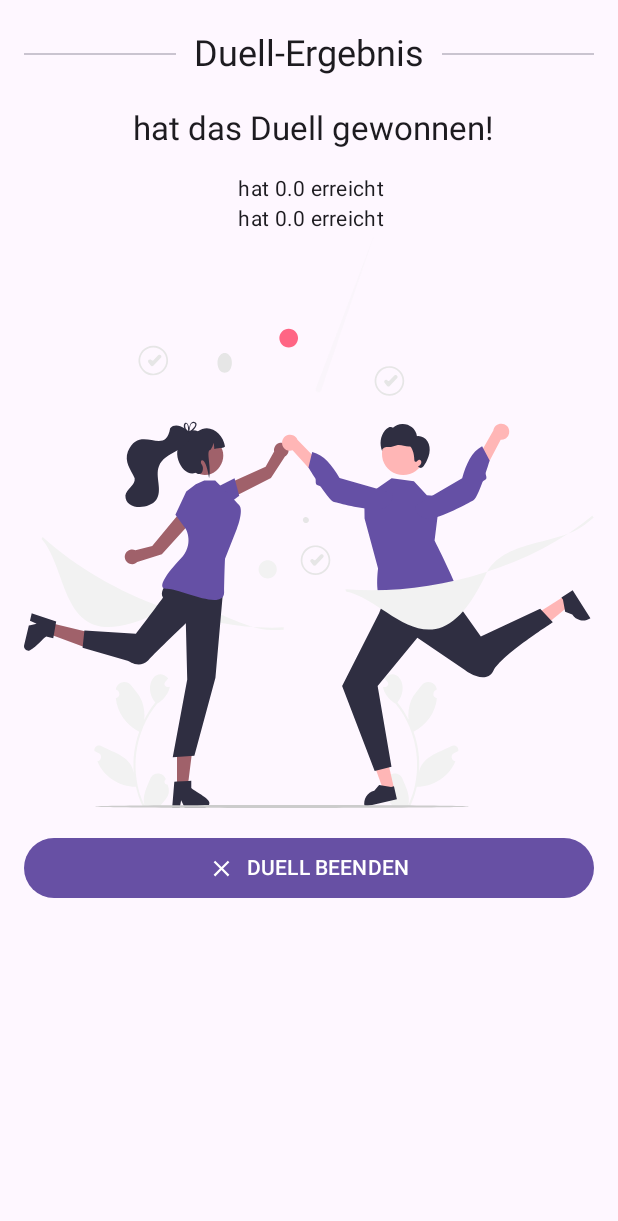
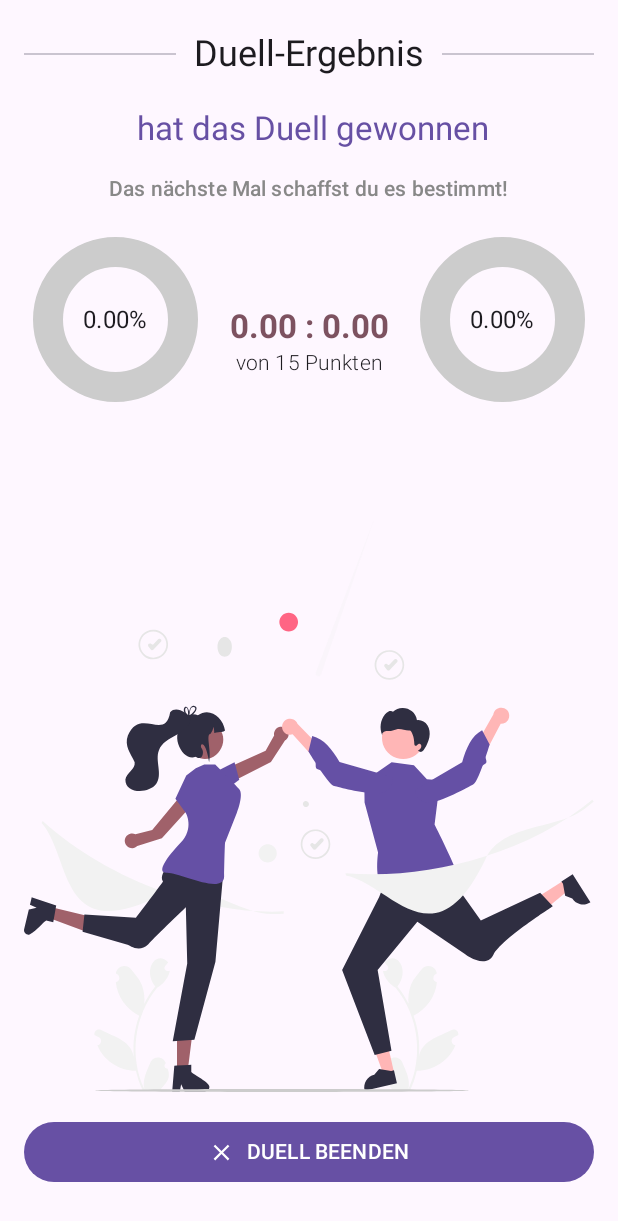
Before and after one commit to ann-russo/PhysioQuest, an Android app built with Jetpack Compose: the composable DuelResultsScreen called with empty values, on a phone screen of 412 x 824 dp. Shown: the top 1221 px of the screen. Run offline under Robolectric (Android 15) with nearby library versions, the phone set to English and light mode, and no system bars; our stand-ins replace Dagger/Hilt's generated code, Firebase (no records; nobody signed in at launch, a user with empty details on screens opened directly); 1 statement that could not run was skipped.

Commit message:
UI changes for Results Screen of Lernmodus and Duellmodus

```diff
--- /dev/null
+++ b/app/src/main/java/com/example/physioquest/common/composable/AnimatedMedalBadge.kt
@@ -0,0 +1,68 @@
+package com.example.physioquest.common.composable
+
+import androidx.compose.animation.core.animateFloatAsState
+import androidx.compose.foundation.Canvas
+import androidx.compose.foundation.layout.Box
+import androidx.compose.foundation.layout.size
+import androidx.compose.material3.MaterialTheme
+import androidx.compose.material3.Text
+import androidx.compose.runtime.Composable
+import androidx.compose.runtime.getValue
+import androidx.compose.ui.Alignment
+import androidx.compose.ui.Modifier
+import androidx.compose.ui.graphics.Brush
+import androidx.compose.ui.graphics.Color
+import androidx.compose.ui.graphics.drawscope.Stroke
+import androidx.compose.ui.text.font.FontWeight
+import androidx.compose.ui.unit.Dp
+import androidx.compose.ui.unit.dp
+
+@Composable
+fun MedalBadge(angle: Float, badgeRadius: Dp) {
+    val sweepAngle by animateFloatAsState(targetValue = angle * 3.6f)
+    Box(
+        modifier = Modifier.size(badgeRadius),
+        contentAlignment = Alignment.Center
+    ) {
+        Canvas(modifier = Modifier.size(160.dp)) {
+            val radius = size.minDimension / 2
+            val strokeWidth = 30f
+            val startColor = Color(0xFF9CD67D)
+            val endColor = Color(0xFF58A28F)
+
+            drawCircle(
+                color = Color.LightGray,
+                radius = radius,
+                style = Stroke(strokeWidth)
+            )
+
+            drawArc(
+                brush = Brush.verticalGradient(listOf(startColor, endColor)),
+                startAngle = -90f,
+                sweepAngle = sweepAngle,
+                useCenter = false,
+                style = Stroke(strokeWidth)
+            )
+        }
+
+        val percentage = String.format("%.2f", angle)
+        Text(
+            text = "${percentage}%",
+            style = when {
+                badgeRadius >= 200.dp -> {
+                    MaterialTheme.typography.headlineLarge
+                }
+                badgeRadius > 100.dp -> {
+                    MaterialTheme.typography.headlineMedium
+                }
+                badgeRadius <= 100.dp -> {
+                    MaterialTheme.typography.titleMedium
+                }
+                else -> {
+                    MaterialTheme.typography.headlineSmall
+                }
+            },
+            fontWeight = FontWeight.W400,
+        )
+    }
+}
--- a/app/src/main/java/com/example/physioquest/screens/quiz/duelresult/DuelResultsScreen.kt
+++ b/app/src/main/java/com/example/physioquest/screens/quiz/duelresult/DuelResultsScreen.kt
@@ -1,11 +1,16 @@
 package com.example.physioquest.screens.quiz.duelresult
 
+import androidx.compose.animation.core.Animatable
+import androidx.compose.animation.core.Spring
+import androidx.compose.animation.core.spring
 import androidx.compose.foundation.Image
+import androidx.compose.foundation.layout.Arrangement
 import androidx.compose.foundation.layout.Column
 import androidx.compose.foundation.layout.Row
 import androidx.compose.foundation.layout.Spacer
 import androidx.compose.foundation.layout.fillMaxSize
 import androidx.compose.foundation.layout.fillMaxWidth
+import androidx.compose.foundation.layout.height
 import androidx.compose.foundation.layout.padding
 import androidx.compose.foundation.layout.size
 import androidx.compose.foundation.layout.wrapContentWidth
@@ -20,8 +25,12 @@ import androidx.compose.material3.Icon
 import androidx.compose.material3.MaterialTheme
 import androidx.compose.material3.Text
 import androidx.compose.runtime.Composable
+import androidx.compose.runtime.LaunchedEffect
+import androidx.compose.runtime.remember
 import androidx.compose.ui.Alignment
 import androidx.compose.ui.Modifier
+import androidx.compose.ui.graphics.Color
+import androidx.compose.ui.platform.LocalContext
 import androidx.compose.ui.res.painterResource
 import androidx.compose.ui.res.stringResource
 import androidx.compose.ui.text.font.FontWeight
@@ -29,6 +38,7 @@ import androidx.compose.ui.unit.dp
 import androidx.hilt.navigation.compose.hiltViewModel
 import com.example.physioquest.HOME_SCREEN
 import com.example.physioquest.R
+import com.example.physioquest.common.composable.MedalBadge
 import com.example.physioquest.ui.theme.md_theme_light_onSurfaceVariant
 
 @Composable
@@ -38,6 +48,34 @@ fun DuelResultsScreen(
     viewModel: DuelResultsViewModel = hiltViewModel()
 ) {
     viewModel.findDuelById(duelId)
+    val initUserPoints = String.format("%.2f", viewModel.initUserResult.scorePoints)
+    val initUserPercent = String.format("%.2f", viewModel.initUserResult.scorePercent)
+    val initUserProgress = initUserPercent.toFloat()
+    val initUserAngle = remember { Animatable(0f) }
+
+    val opponentUserPoints = String.format("%.2f", viewModel.opponentUserResult.scorePoints)
+    val opponentUserPercent = String.format("%.2f", viewModel.opponentUserResult.scorePercent)
+    val opponentUserProgress = opponentUserPercent.toFloat()
+    val opponentUserAngle = remember { Animatable(0f) }
+
+    LaunchedEffect(initUserProgress) {
+        initUserAngle.animateTo(
+            targetValue = initUserProgress,
+            animationSpec = spring(
+                dampingRatio = Spring.DampingRatioNoBouncy,
+                stiffness = Spring.StiffnessVeryLow
+            )
+        )
+    }
+    LaunchedEffect(opponentUserProgress) {
+        opponentUserAngle.animateTo(
+            targetValue = opponentUserProgress,
+            animationSpec = spring(
+                dampingRatio = Spring.DampingRatioNoBouncy,
+                stiffness = Spring.StiffnessVeryLow
+            )
+        )
+    }
 
     Column(
         modifier = Modifier
@@ -60,31 +98,86 @@ fun DuelResultsScreen(
             Divider(modifier = Modifier.weight(1f))
         }
 
+        val context = LocalContext.current
         Text(
-            text = "${viewModel.duel.winnerUser.username} hat das Duell gewonnen!",
+            text = if (viewModel.isCurrentUserWinner()) {
+                context.getString(R.string.duel_result_current_won)
+            } else {
+                context.getString(R.string.duel_result_current_lost, viewModel.duel.winnerUser.username)
+            },
             style = MaterialTheme.typography.titleLarge,
+            color = MaterialTheme.colorScheme.primary,
             modifier = Modifier
                 .wrapContentWidth()
                 .align(Alignment.CenterHorizontally)
                 .padding(vertical = 16.dp)
         )
-
         Text(
-            text = "${viewModel.duel.initUser.username} hat ${viewModel.initUserResult.scorePoints} erreicht",
-            style = MaterialTheme.typography.bodyMedium,
+            text = if (viewModel.isCurrentUserWinner()) {
+                context.getString(R.string.duel_result_won_tip)
+            } else {
+                context.getString(R.string.duel_result_lost_tip)
+            },
+            style = MaterialTheme.typography.titleSmall,
+            color = Color.Gray,
             modifier = Modifier
                 .wrapContentWidth()
                 .align(Alignment.CenterHorizontally)
+                .padding(bottom = 16.dp)
         )
 
-        Text(
-            text = "${viewModel.duel.opponentUser.username} hat ${viewModel.opponentUserResult.scorePoints} erreicht",
-            style = MaterialTheme.typography.bodyMedium,
+        Row(
             modifier = Modifier
-                .wrapContentWidth()
-                .align(Alignment.CenterHorizontally)
-        )
+                .fillMaxWidth()
+                .padding(16.dp),
+            horizontalArrangement = Arrangement.SpaceBetween,
+            verticalAlignment = Alignment.CenterVertically
+        ) {
+            Column(horizontalAlignment = Alignment.CenterHorizontally) {
+                MedalBadge(initUserAngle.value, 90.dp)
+                Spacer(modifier = Modifier.height(5.dp))
+                Text(
+                    text = viewModel.duel.initUser.username,
+                    style = MaterialTheme.typography.bodyLarge,
+                    fontWeight = FontWeight.Bold,
+                    modifier = Modifier
+                        .wrapContentWidth()
+                        .align(Alignment.CenterHorizontally)
+                )
+            }
 
+            Column(
+                horizontalAlignment = Alignment.CenterHorizontally,
+                modifier = Modifier.padding(horizontal = 16.dp)
+            ) {
+                Text(
+                    text = "$initUserPoints : $opponentUserPoints",
+                    style = MaterialTheme.typography.titleLarge,
+                    color = MaterialTheme.colorScheme.tertiary,
+                    fontWeight = FontWeight.Bold,
+                )
+                Text(
+                    text = stringResource(R.string.duel_result_total),
+                    style = MaterialTheme.typography.titleSmall,
+                    fontWeight = FontWeight.Light
+                )
+            }
+
+            Column(horizontalAlignment = Alignment.CenterHorizontally) {
+                MedalBadge(opponentUserAngle.value, 90.dp)
+                Spacer(modifier = Modifier.height(5.dp))
+                Text(
+                    text = viewModel.duel.opponentUser.username,
+                    style = MaterialTheme.typography.bodyLarge,
+                    fontWeight = FontWeight.Bold,
+                    modifier = Modifier
+                        .wrapContentWidth()
+                        .align(Alignment.CenterHorizontally)
+                )
+            }
+        }
+
+        Spacer(modifier = Modifier.weight(1f))
         Image(
             painter = painterResource(R.drawable.success),
             contentDescription = null
--- a/app/src/main/java/com/example/physioquest/screens/quiz/duelresult/DuelResultsViewModel.kt
+++ b/app/src/main/java/com/example/physioquest/screens/quiz/duelresult/DuelResultsViewModel.kt
@@ -1,15 +1,20 @@
 package com.example.physioquest.screens.quiz.duelresult
 
+import androidx.compose.runtime.MutableState
+import androidx.compose.runtime.State
 import androidx.compose.runtime.mutableStateOf
 import com.example.physioquest.model.Duel
 import com.example.physioquest.model.QuizResult
+import com.example.physioquest.model.User
 import com.example.physioquest.screens.PhysioQuestViewModel
+import com.example.physioquest.service.AccountService
 import com.example.physioquest.service.StorageService
 import dagger.hilt.android.lifecycle.HiltViewModel
 import javax.inject.Inject
 
 @HiltViewModel
 class DuelResultsViewModel @Inject constructor(
+    private val accountService: AccountService,
     private val storageService: StorageService,
 ) : PhysioQuestViewModel() {
 
@@ -25,6 +30,17 @@ class DuelResultsViewModel @Inject constructor(
     val duel: Duel
         get() = _duel.value
 
+    private val _currentUser: MutableState<User> = mutableStateOf(User())
+    val currentUser: State<User> = _currentUser
+
+    init {
+        launchCatching {
+            accountService.currentUser.collect { user ->
+                _currentUser.value = user
+            }
+        }
+    }
+
     fun findDuelById(duelId: String) {
         launchCatching {
             storageService.getDuel(duelId).collect { fetchedDuel ->
@@ -34,4 +50,8 @@ class DuelResultsViewModel @Inject constructor(
             }
         }
     }
+
+    fun isCurrentUserWinner(): Boolean {
+        return _currentUser.value.id == _duel.value.winnerUser.id
+    }
 }
--- a/app/src/main/java/com/example/physioquest/screens/quiz/lernmodus/ResultsScreen.kt
+++ b/app/src/main/java/com/example/physioquest/screens/quiz/lernmodus/ResultsScreen.kt
@@ -2,9 +2,7 @@ package com.example.physioquest.screens.quiz.lernmodus
 
 import androidx.compose.animation.core.Animatable
 import androidx.compose.animation.core.Spring
-import androidx.compose.animation.core.animateFloatAsState
 import androidx.compose.animation.core.spring
-import androidx.compose.foundation.Canvas
 import androidx.compose.foundation.Image
 import androidx.compose.foundation.layout.Box
 import androidx.compose.foundation.layout.Column
@@ -27,13 +25,9 @@ import androidx.compose.material3.MaterialTheme
 import androidx.compose.material3.Text
 import androidx.compose.runtime.Composable
 import androidx.compose.runtime.LaunchedEffect
-import androidx.compose.runtime.getValue
 import androidx.compose.runtime.remember
 import androidx.compose.ui.Alignment
 import androidx.compose.ui.Modifier
-import androidx.compose.ui.graphics.Brush
-import androidx.compose.ui.graphics.Color
-import androidx.compose.ui.graphics.drawscope.Stroke
 import androidx.compose.ui.res.painterResource
 import androidx.compose.ui.res.stringResource
 import androidx.compose.ui.text.font.FontWeight
@@ -41,6 +35,7 @@ import androidx.compose.ui.text.style.TextAlign
 import androidx.compose.ui.unit.dp
 import com.example.physioquest.HOME_SCREEN
 import com.example.physioquest.R
+import com.example.physioquest.common.composable.MedalBadge
 import com.example.physioquest.model.QuizResult
 import com.example.physioquest.ui.theme.md_theme_light_onSurfaceVariant
 import com.example.physioquest.R.string as AppText
@@ -104,10 +99,14 @@ fun ResultsScreen(
                 .fillMaxWidth()
                 .weight(1f),
             contentAlignment = Alignment.Center
-        ) { MedalBadge(angle.value) }
+        ) {
+            MedalBadge(angle.value, 200.dp)
+        }
         Text(
             text = stringResource(AppText.results_points, points, total),
             style = MaterialTheme.typography.titleLarge,
+            fontWeight = FontWeight.SemiBold,
+            color = MaterialTheme.colorScheme.tertiary,
             modifier = Modifier
                 .wrapContentWidth()
                 .align(Alignment.CenterHorizontally)
@@ -134,40 +133,3 @@ fun ResultsScreen(
         }
     }
 }
-
-@Composable
-fun MedalBadge(angle: Float) {
-    val sweepAngle by animateFloatAsState(targetValue = angle * 3.6f)
-    Box(
-        modifier = Modifier.size(200.dp),
-        contentAlignment = Alignment.Center
-    ) {
-        Canvas(modifier = Modifier.size(160.dp)) {
-            val radius = size.minDimension / 2
-            val strokeWidth = 40f
-            val startColor = Color(0xFF9CD67D)
-            val endColor = Color(0xFF58A28F)
-
-            drawCircle(
-                color = Color.LightGray,
-                radius = radius,
-                style = Stroke(strokeWidth)
-            )
-
-            drawArc(
-                brush = Brush.verticalGradient(listOf(startColor, endColor)),
-                startAngle = -90f,
-                sweepAngle = sweepAngle,
-                useCenter = false,
-                style = Stroke(strokeWidth)
-            )
-        }
-
-        val percentage = String.format("%.2f", angle)
-        Text(
-            text = "${percentage}%",
-            style = MaterialTheme.typography.headlineLarge,
-            fontWeight = FontWeight.Bold,
-        )
-    }
-}
--- a/app/src/main/res/values/strings.xml
+++ b/app/src/main/res/values/strings.xml
@@ -108,6 +108,11 @@
     <string name="wait_for_opponent_desc">Der Gewinner wird ermittelt, sobald dein Gegner auch alle Fragen des Duells beantwortet hat.</string>
 
     <string name="duel_result">Duell-Ergebnis</string>
+    <string name="duel_result_current_won">Du hast das Duell gewonnen!</string>
+    <string name="duel_result_current_lost">%s hat das Duell gewonnen</string>
+    <string name="duel_result_won_tip">Super gemacht!</string>
+    <string name="duel_result_lost_tip">Das nächste Mal schaffst du es bestimmt!</string>
+    <string name="duel_result_total">von 15 Punkten</string>
     <string name="duel_finish">Duell beenden</string>
 
     <!-- Home -->
```
